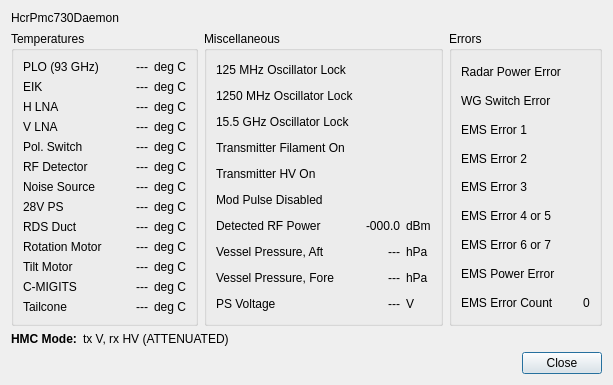
Above: src/hcrgui/Pmc730Details.ui from NCAR/HCR_instrument before the change. Below: the same form after it.
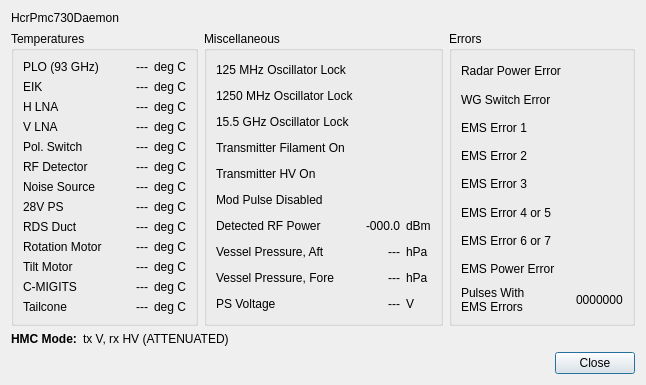
That is the form after the change. Icons and pictures are not drawn.

Commit message: Changed "EMS Error Count" label to "Pulses With EMS Errors".

The edit to the form file:
```diff
--- a/src/hcrgui/Pmc730Details.ui
+++ b/src/hcrgui/Pmc730Details.ui
@@ -6,7 +6,7 @@
    <rect>
     <x>0</x>
     <y>0</y>
-    <width>613</width>
+    <width>646</width>
     <height>366</height>
    </rect>
   </property>
@@ -765,7 +765,8 @@
             </sizepolicy>
            </property>
            <property name="text">
-            <string>EMS Error Count</string>
+            <string>Pulses With
+EMS Errors</string>
            </property>
            <property name="alignment">
             <set>Qt::AlignLeading|Qt::AlignLeft|Qt::AlignVCenter</set>
@@ -989,7 +990,7 @@
             </sizepolicy>
            </property>
            <property name="text">
-            <string>0</string>
+            <string>0000000</string>
            </property>
           </widget>
          </item>
```
